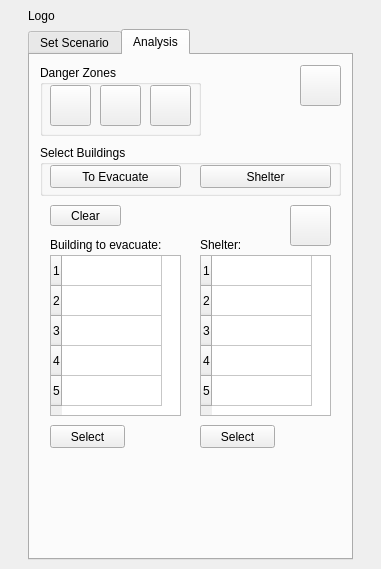
Above: Evacu8/Evacu8/Evacu8_dockwidget_base.ui from fhb1990/GEO1005 before the change. Below: the same form after it.
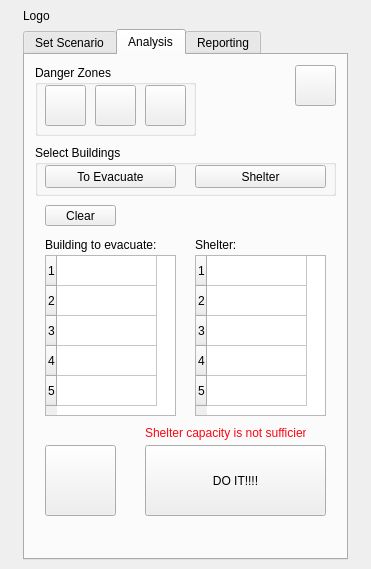
That is the form after the change. The open tabs and pages were chosen to show the change.

Commit message: Notes, log, big button, UI changes, robustness

The edit to the form file:
```diff
--- a/Evacu8/Evacu8/Evacu8_dockwidget_base.ui
+++ b/Evacu8/Evacu8/Evacu8_dockwidget_base.ui
@@ -6,7 +6,7 @@
    <rect>
     <x>0</x>
     <y>0</y>
-    <width>381</width>
+    <width>371</width>
     <height>569</height>
    </rect>
   </property>
@@ -259,10 +259,10 @@
        <widget class="QPushButton" name="shortestRouteButton">
         <property name="geometry">
          <rect>
-          <x>260</x>
-          <y>150</y>
-          <width>41</width>
-          <height>41</height>
+          <x>20</x>
+          <y>390</y>
+          <width>71</width>
+          <height>71</height>
          </rect>
         </property>
         <property name="text">
@@ -341,32 +341,6 @@
         <row/>
         <column/>
        </widget>
-       <widget class="QPushButton" name="to_evac_select">
-        <property name="geometry">
-         <rect>
-          <x>20</x>
-          <y>370</y>
-          <width>75</width>
-          <height>23</height>
-         </rect>
-        </property>
-        <property name="text">
-         <string>Select</string>
-        </property>
-       </widget>
-       <widget class="QPushButton" name="shelter_select">
-        <property name="geometry">
-         <rect>
-          <x>170</x>
-          <y>370</y>
-          <width>75</width>
-          <height>23</height>
-         </rect>
-        </property>
-        <property name="text">
-         <string>Select</string>
-        </property>
-       </widget>
        <widget class="QLabel" name="selectAttributeLabel_2">
         <property name="geometry">
          <rect>
@@ -507,6 +481,475 @@
         </property>
         <property name="text">
          <string/>
+        </property>
+       </widget>
+       <widget class="QPushButton" name="big_button">
+        <property name="geometry">
+         <rect>
+          <x>120</x>
+          <y>390</y>
+          <width>181</width>
+          <height>71</height>
+         </rect>
+        </property>
+        <property name="text">
+         <string>DO IT!!!!</string>
+        </property>
+       </widget>
+       <widget class="QLabel" name="warning_msg">
+        <property name="geometry">
+         <rect>
+          <x>120</x>
+          <y>370</y>
+          <width>161</width>
+          <height>16</height>
+         </rect>
+        </property>
+        <property name="palette">
+         <palette>
+          <active>
+           <colorrole role="WindowText">
+            <brush brushstyle="SolidPattern">
+             <color alpha="255">
+              <red>249</red>
+              <green>7</green>
+              <blue>19</blue>
+             </color>
+            </brush>
+           </colorrole>
+           <colorrole role="Button">
+            <brush brushstyle="SolidPattern">
+             <color alpha="255">
+              <red>240</red>
+              <green>0</green>
+              <blue>4</blue>
+             </color>
+            </brush>
+           </colorrole>
+           <colorrole role="Light">
+            <brush brushstyle="SolidPattern">
+             <color alpha="255">
+              <red>255</red>
+              <green>105</green>
+              <blue>107</blue>
+             </color>
+            </brush>
+           </colorrole>
+           <colorrole role="Midlight">
+            <brush brushstyle="SolidPattern">
+             <color alpha="255">
+              <red>247</red>
+              <green>52</green>
+              <blue>55</blue>
+             </color>
+            </brush>
+           </colorrole>
+           <colorrole role="Dark">
+            <brush brushstyle="SolidPattern">
+             <color alpha="255">
+              <red>120</red>
+              <green>0</green>
+              <blue>2</blue>
+             </color>
+            </brush>
+           </colorrole>
+           <colorrole role="Mid">
+            <brush brushstyle="SolidPattern">
+             <color alpha="255">
+              <red>160</red>
+              <green>0</green>
+              <blue>2</blue>
+             </color>
+            </brush>
+           </colorrole>
+           <colorrole role="Text">
+            <brush brushstyle="SolidPattern">
+             <color alpha="255">
+              <red>0</red>
+              <green>0</green>
+              <blue>0</blue>
+             </color>
+            </brush>
+           </colorrole>
+           <colorrole role="BrightText">
+            <brush brushstyle="SolidPattern">
+             <color alpha="255">
+              <red>255</red>
+              <green>255</green>
+              <blue>255</blue>
+             </color>
+            </brush>
+           </colorrole>
+           <colorrole role="ButtonText">
+            <brush brushstyle="SolidPattern">
+             <color alpha="255">
+              <red>0</red>
+              <green>0</green>
+              <blue>0</blue>
+             </color>
+            </brush>
+           </colorrole>
+           <colorrole role="Base">
+            <brush brushstyle="SolidPattern">
+             <color alpha="255">
+              <red>255</red>
+              <green>255</green>
+              <blue>255</blue>
+             </color>
+            </brush>
+           </colorrole>
+           <colorrole role="Window">
+            <brush brushstyle="SolidPattern">
+             <color alpha="255">
+              <red>240</red>
+              <green>0</green>
+              <blue>4</blue>
+             </color>
+            </brush>
+           </colorrole>
+           <colorrole role="Shadow">
+            <brush brushstyle="SolidPattern">
+             <color alpha="255">
+              <red>0</red>
+              <green>0</green>
+              <blue>0</blue>
+             </color>
+            </brush>
+           </colorrole>
+           <colorrole role="AlternateBase">
+            <brush brushstyle="SolidPattern">
+             <color alpha="255">
+              <red>247</red>
+              <green>127</green>
+              <blue>129</blue>
+             </color>
+            </brush>
+           </colorrole>
+           <colorrole role="ToolTipBase">
+            <brush brushstyle="SolidPattern">
+             <color alpha="255">
+              <red>255</red>
+              <green>255</green>
+              <blue>220</blue>
+             </color>
+            </brush>
+           </colorrole>
+           <colorrole role="ToolTipText">
+            <brush brushstyle="SolidPattern">
+             <color alpha="255">
+              <red>0</red>
+              <green>0</green>
+              <blue>0</blue>
+             </color>
+            </brush>
+           </colorrole>
+          </active>
+          <inactive>
+           <colorrole role="WindowText">
+            <brush brushstyle="SolidPattern">
+             <color alpha="255">
+              <red>249</red>
+              <green>7</green>
+              <blue>19</blue>
+             </color>
+            </brush>
+           </colorrole>
+           <colorrole role="Button">
+            <brush brushstyle="SolidPattern">
+             <color alpha="255">
+              <red>240</red>
+              <green>0</green>
+              <blue>4</blue>
+             </color>
+            </brush>
+           </colorrole>
+           <colorrole role="Light">
+            <brush brushstyle="SolidPattern">
+             <color alpha="255">
+              <red>255</red>
+              <green>105</green>
+              <blue>107</blue>
+             </color>
+            </brush>
+           </colorrole>
+           <colorrole role="Midlight">
+            <brush brushstyle="SolidPattern">
+             <color alpha="255">
+              <red>247</red>
+              <green>52</green>
+              <blue>55</blue>
+             </color>
+            </brush>
+           </colorrole>
+           <colorrole role="Dark">
+            <brush brushstyle="SolidPattern">
+             <color alpha="255">
+              <red>120</red>
+              <green>0</green>
+              <blue>2</blue>
+             </color>
+            </brush>
+           </colorrole>
+           <colorrole role="Mid">
+            <brush brushstyle="SolidPattern">
+             <color alpha="255">
+              <red>160</red>
+              <green>0</green>
+              <blue>2</blue>
+             </color>
+            </brush>
+           </colorrole>
+           <colorrole role="Text">
+            <brush brushstyle="SolidPattern">
+             <color alpha="255">
+              <red>0</red>
+              <green>0</green>
+              <blue>0</blue>
+             </color>
+            </brush>
+           </colorrole>
+           <colorrole role="BrightText">
+            <brush brushstyle="SolidPattern">
+             <color alpha="255">
+              <red>255</red>
+              <green>255</green>
+              <blue>255</blue>
+             </color>
+            </brush>
+           </colorrole>
+           <colorrole role="ButtonText">
+            <brush brushstyle="SolidPattern">
+             <color alpha="255">
+              <red>0</red>
+              <green>0</green>
+              <blue>0</blue>
+             </color>
+            </brush>
+           </colorrole>
+           <colorrole role="Base">
+            <brush brushstyle="SolidPattern">
+             <color alpha="255">
+              <red>255</red>
+              <green>255</green>
+              <blue>255</blue>
+             </color>
+            </brush>
+           </colorrole>
+           <colorrole role="Window">
+            <brush brushstyle="SolidPattern">
+             <color alpha="255">
+              <red>240</red>
+              <green>0</green>
+              <blue>4</blue>
+             </color>
+            </brush>
+           </colorrole>
+           <colorrole role="Shadow">
+            <brush brushstyle="SolidPattern">
+             <color alpha="255">
+              <red>0</red>
+              <green>0</green>
+              <blue>0</blue>
+             </color>
+            </brush>
+           </colorrole>
+           <colorrole role="AlternateBase">
+            <brush brushstyle="SolidPattern">
+             <color alpha="255">
+              <red>247</red>
+              <green>127</green>
+              <blue>129</blue>
+             </color>
+            </brush>
+           </colorrole>
+           <colorrole role="ToolTipBase">
+            <brush brushstyle="SolidPattern">
+             <color alpha="255">
+              <red>255</red>
+              <green>255</green>
+              <blue>220</blue>
+             </color>
+            </brush>
+           </colorrole>
+           <colorrole role="ToolTipText">
+            <brush brushstyle="SolidPattern">
+             <color alpha="255">
+              <red>0</red>
+              <green>0</green>
+              <blue>0</blue>
+             </color>
+            </brush>
+           </colorrole>
+          </inactive>
+          <disabled>
+           <colorrole role="WindowText">
+            <brush brushstyle="SolidPattern">
+             <color alpha="255">
+              <red>120</red>
+              <green>0</green>
+              <blue>2</blue>
+             </color>
+            </brush>
+           </colorrole>
+           <colorrole role="Button">
+            <brush brushstyle="SolidPattern">
+             <color alpha="255">
+              <red>240</red>
+              <green>0</green>
+              <blue>4</blue>
+             </color>
+            </brush>
+           </colorrole>
+           <colorrole role="Light">
+            <brush brushstyle="SolidPattern">
+             <color alpha="255">
+              <red>255</red>
+              <green>105</green>
+              <blue>107</blue>
+             </color>
+            </brush>
+           </colorrole>
+           <colorrole role="Midlight">
+            <brush brushstyle="SolidPattern">
+             <color alpha="255">
+              <red>247</red>
+              <green>52</green>
+              <blue>55</blue>
+             </color>
+            </brush>
+           </colorrole>
+           <colorrole role="Dark">
+            <brush brushstyle="SolidPattern">
+             <color alpha="255">
+              <red>120</red>
+              <green>0</green>
+              <blue>2</blue>
+             </color>
+            </brush>
+           </colorrole>
+           <colorrole role="Mid">
+            <brush brushstyle="SolidPattern">
+             <color alpha="255">
+              <red>160</red>
+              <green>0</green>
+              <blue>2</blue>
+             </color>
+            </brush>
+           </colorrole>
+           <colorrole role="Text">
+            <brush brushstyle="SolidPattern">
+             <color alpha="255">
+              <red>120</red>
+              <green>0</green>
+              <blue>2</blue>
+             </color>
+            </brush>
+           </colorrole>
+           <colorrole role="BrightText">
+            <brush brushstyle="SolidPattern">
+             <color alpha="255">
+              <red>255</red>
+              <green>255</green>
+              <blue>255</blue>
+             </color>
+            </brush>
+           </colorrole>
+           <colorrole role="ButtonText">
+            <brush brushstyle="SolidPattern">
+             <color alpha="255">
+              <red>120</red>
+              <green>0</green>
+              <blue>2</blue>
+             </color>
+            </brush>
+           </colorrole>
+           <colorrole role="Base">
+            <brush brushstyle="SolidPattern">
+             <color alpha="255">
+              <red>240</red>
+              <green>0</green>
+              <blue>4</blue>
+             </color>
+            </brush>
+           </colorrole>
+           <colorrole role="Window">
+            <brush brushstyle="SolidPattern">
+             <color alpha="255">
+              <red>240</red>
+              <green>0</green>
+              <blue>4</blue>
+             </color>
+            </brush>
+           </colorrole>
+           <colorrole role="Shadow">
+            <brush brushstyle="SolidPattern">
+             <color alpha="255">
+              <red>0</red>
+              <green>0</green>
+              <blue>0</blue>
+             </color>
+            </brush>
+           </colorrole>
+           <colorrole role="AlternateBase">
+            <brush brushstyle="SolidPattern">
+             <color alpha="255">
+              <red>240</red>
+              <green>0</green>
+              <blue>4</blue>
+             </color>
+            </brush>
+           </colorrole>
+           <colorrole role="ToolTipBase">
+            <brush brushstyle="SolidPattern">
+             <color alpha="255">
+              <red>255</red>
+              <green>255</green>
+              <blue>220</blue>
+             </color>
+            </brush>
+           </colorrole>
+           <colorrole role="ToolTipText">
+            <brush brushstyle="SolidPattern">
+             <color alpha="255">
+              <red>0</red>
+              <green>0</green>
+              <blue>0</blue>
+             </color>
+            </brush>
+           </colorrole>
+          </disabled>
+         </palette>
+        </property>
+        <property name="text">
+         <string>Shelter capacity is not sufficient</string>
+        </property>
+       </widget>
+      </widget>
+      <widget class="QWidget" name="tab_3">
+       <attribute name="title">
+        <string>Reporting</string>
+       </attribute>
+       <widget class="QTextBrowser" name="log">
+        <property name="geometry">
+         <rect>
+          <x>10</x>
+          <y>10</y>
+          <width>301</width>
+          <height>431</height>
+         </rect>
+        </property>
+       </widget>
+       <widget class="QPushButton" name="pushButton">
+        <property name="geometry">
+         <rect>
+          <x>10</x>
+          <y>450</y>
+          <width>301</width>
+          <height>23</height>
+         </rect>
+        </property>
+        <property name="text">
+         <string>Save log</string>
         </property>
        </widget>
       </widget>
```
Left out of the diff: 17 changed lines with no effect on the pictures. The commit also changes 4 other files.
